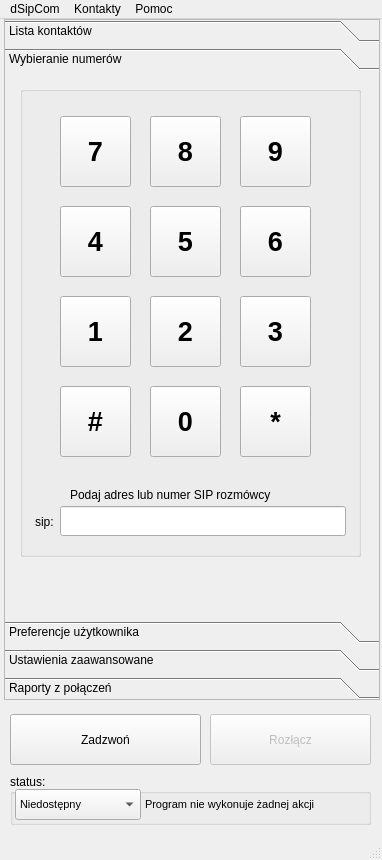
Above: src/dsipcom.ui from dmilith/dsipcom before the change. Below: the same form after it.
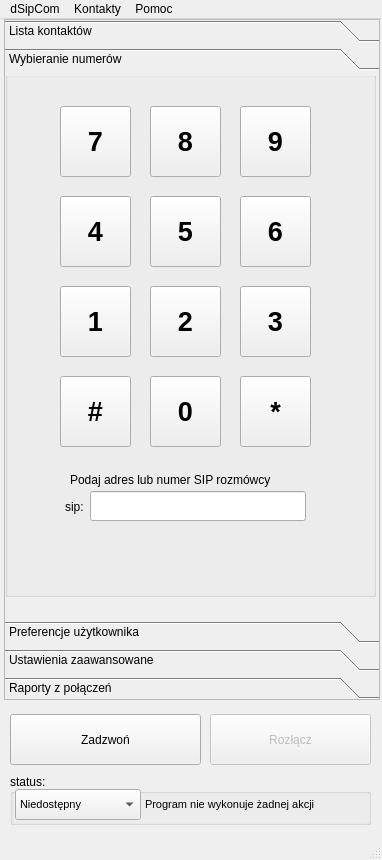
That is the form after the change. The open tabs and pages were chosen to show the change. Icons and pictures are not drawn.

What changed in the file:
```diff
--- a/src/dsipcom.ui
+++ b/src/dsipcom.ui
@@ -212,8 +212,8 @@
       <rect>
        <x>0</x>
        <y>0</y>
-       <width>96</width>
-       <height>26</height>
+       <width>372</width>
+       <height>517</height>
       </rect>
      </property>
      <attribute name="label" >
@@ -226,10 +226,10 @@
      <widget class="QGroupBox" name="groupBox" >
       <property name="geometry" >
        <rect>
-        <x>15</x>
-        <y>10</y>
-        <width>341</width>
-        <height>471</height>
+        <x>0</x>
+        <y>-5</y>
+        <width>371</width>
+        <height>526</height>
        </rect>
       </property>
       <property name="title" >
@@ -238,8 +238,8 @@
       <widget class="QToolButton" name="dial_7" >
        <property name="geometry" >
         <rect>
-         <x>40</x>
-         <y>30</y>
+         <x>55</x>
+         <y>35</y>
          <width>71</width>
          <height>71</height>
         </rect>
@@ -263,8 +263,8 @@
       <widget class="QToolButton" name="dial_8" >
        <property name="geometry" >
         <rect>
-         <x>130</x>
-         <y>30</y>
+         <x>145</x>
+         <y>35</y>
          <width>71</width>
          <height>71</height>
         </rect>
@@ -288,8 +288,8 @@
       <widget class="QToolButton" name="dial_9" >
        <property name="geometry" >
         <rect>
-         <x>220</x>
-         <y>30</y>
+         <x>235</x>
+         <y>35</y>
          <width>71</width>
          <height>71</height>
         </rect>
@@ -313,8 +313,8 @@
       <widget class="QToolButton" name="dial_4" >
        <property name="geometry" >
         <rect>
-         <x>40</x>
-         <y>120</y>
+         <x>55</x>
+         <y>125</y>
          <width>71</width>
          <height>71</height>
         </rect>
@@ -338,8 +338,8 @@
       <widget class="QToolButton" name="dial_6" >
        <property name="geometry" >
         <rect>
-         <x>220</x>
-         <y>120</y>
+         <x>235</x>
+         <y>125</y>
          <width>71</width>
          <height>71</height>
         </rect>
@@ -363,8 +363,8 @@
       <widget class="QToolButton" name="dial_5" >
        <property name="geometry" >
         <rect>
-         <x>130</x>
-         <y>120</y>
+         <x>145</x>
+         <y>125</y>
          <width>71</width>
          <height>71</height>
         </rect>
@@ -388,8 +388,8 @@
       <widget class="QToolButton" name="dial_2" >
        <property name="geometry" >
         <rect>
-         <x>130</x>
-         <y>210</y>
+         <x>145</x>
+         <y>215</y>
          <width>71</width>
          <height>71</height>
         </rect>
@@ -413,8 +413,8 @@
       <widget class="QToolButton" name="dial_1" >
        <property name="geometry" >
         <rect>
-         <x>40</x>
-         <y>210</y>
+         <x>55</x>
+         <y>215</y>
          <width>71</width>
          <height>71</height>
         </rect>
@@ -438,8 +438,8 @@
       <widget class="QToolButton" name="dial_3" >
        <property name="geometry" >
         <rect>
-         <x>220</x>
-         <y>210</y>
+         <x>235</x>
+         <y>215</y>
          <width>71</width>
          <height>71</height>
         </rect>
@@ -463,8 +463,8 @@
       <widget class="QToolButton" name="dial_hash" >
        <property name="geometry" >
         <rect>
-         <x>40</x>
-         <y>300</y>
+         <x>55</x>
+         <y>305</y>
          <width>71</width>
          <height>71</height>
         </rect>
@@ -488,8 +488,8 @@
       <widget class="QToolButton" name="dial_0" >
        <property name="geometry" >
         <rect>
-         <x>130</x>
-         <y>300</y>
+         <x>145</x>
+         <y>305</y>
          <width>71</width>
          <height>71</height>
         </rect>
@@ -513,8 +513,8 @@
       <widget class="QToolButton" name="dial_star" >
        <property name="geometry" >
         <rect>
-         <x>220</x>
-         <y>300</y>
+         <x>235</x>
+         <y>305</y>
          <width>71</width>
          <height>71</height>
         </rect>
@@ -538,9 +538,9 @@
       <widget class="QLineEdit" name="number_entry" >
        <property name="geometry" >
         <rect>
-         <x>40</x>
+         <x>85</x>
          <y>420</y>
-         <width>286</width>
+         <width>216</width>
          <height>30</height>
         </rect>
        </property>
@@ -554,7 +554,7 @@
       <widget class="QLabel" name="label" >
        <property name="geometry" >
         <rect>
-         <x>50</x>
+         <x>65</x>
          <y>400</y>
          <width>237</width>
          <height>18</height>
@@ -567,7 +567,7 @@
       <widget class="QLabel" name="label_14" >
        <property name="geometry" >
         <rect>
-         <x>15</x>
+         <x>60</x>
          <y>425</y>
          <width>26</width>
          <height>21</height>
```
Left out of the diff: 60 changed lines with no effect on the pictures.
